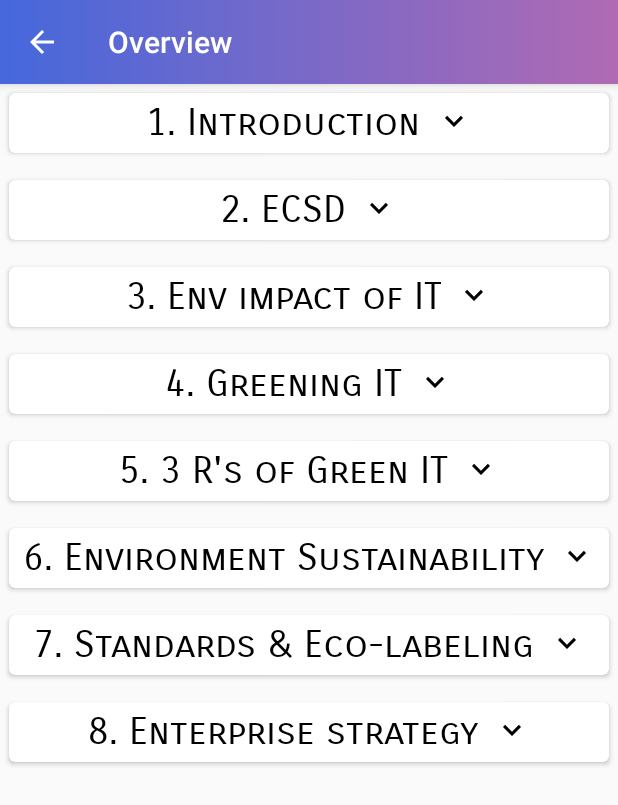
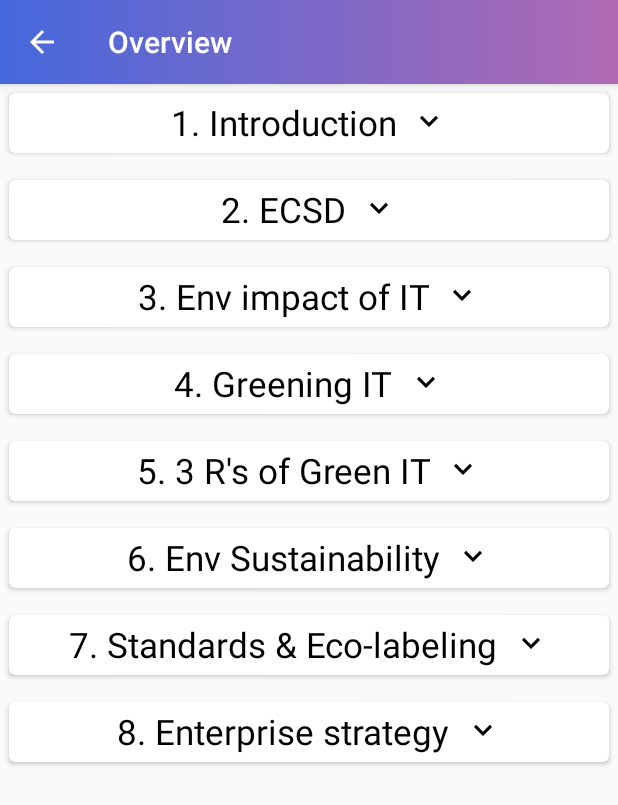
Before and after one commit to mrpascal1/EduHub, an Android app: the GreenItOverviewActivity screen opened directly, with no data from a screen before it, on a phone screen of 412 x 824 dp. Shown: the top 805 px of the screen. Run offline under Robolectric (Android 15) with nearby library versions, the phone set to English and light mode, and no system bars; our stand-ins replace Firebase (no records; nobody signed in at launch, a user with empty details on screens opened directly); Roboto replaces fonts that are not available here.

Commit message:
Font changed for Linux and Green Tech

```diff
--- a/app/src/main/res/layout/activity_green_it_overview.xml
+++ b/app/src/main/res/layout/activity_green_it_overview.xml
@@ -31,9 +31,8 @@
                     android:layout_width="wrap_content"
                     android:layout_height="wrap_content"
                     android:text="1. Introduction"
-                    android:fontFamily="sans-serif-smallcaps"
                     android:textColor="@color/black"
-                    android:textSize="25sp"
+                    android:textSize="23sp"
                     android:textAlignment="center"
                     android:layout_gravity="center"
                     android:drawableEnd="@drawable/ic_arrow_down"
@@ -82,9 +81,8 @@
                     android:layout_width="wrap_content"
                     android:layout_height="wrap_content"
                     android:text="2. ECSD"
-                    android:fontFamily="sans-serif-smallcaps"
                     android:textColor="@color/black"
-                    android:textSize="25sp"
+                    android:textSize="23sp"
                     android:textAlignment="center"
                     android:layout_gravity="center"
                     android:drawableEnd="@drawable/ic_arrow_down"
@@ -132,9 +130,8 @@
                     android:layout_width="wrap_content"
                     android:layout_height="wrap_content"
                     android:text="3. Env impact of IT"
-                    android:fontFamily="sans-serif-smallcaps"
                     android:textColor="@color/black"
-                    android:textSize="25sp"
+                    android:textSize="23sp"
                     android:textAlignment="center"
                     android:layout_gravity="center"
                     android:drawableEnd="@drawable/ic_arrow_down"
@@ -183,9 +180,8 @@
                     android:layout_width="wrap_content"
                     android:layout_height="wrap_content"
                     android:text="4. Greening IT"
-                    android:fontFamily="sans-serif-smallcaps"
                     android:textColor="@color/black"
-                    android:textSize="25sp"
+                    android:textSize="23sp"
                     android:textAlignment="center"
                     android:layout_gravity="center"
                     android:drawableEnd="@drawable/ic_arrow_down"
@@ -234,9 +230,8 @@
                     android:layout_width="wrap_content"
                     android:layout_height="wrap_content"
                     android:text="5. 3 R's of Green IT"
-                    android:fontFamily="sans-serif-smallcaps"
                     android:textColor="@color/black"
-                    android:textSize="25sp"
+                    android:textSize="23sp"
                     android:textAlignment="center"
                     android:layout_gravity="center"
                     android:drawableEnd="@drawable/ic_arrow_down"
@@ -283,10 +278,9 @@
                     android:id="@+id/sixthArrow"
                     android:layout_width="wrap_content"
                     android:layout_height="wrap_content"
-                    android:text="6. Environment Sustainability"
-                    android:fontFamily="sans-serif-smallcaps"
+                    android:text="6. Env Sustainability"
                     android:textColor="@color/black"
-                    android:textSize="25sp"
+                    android:textSize="23sp"
                     android:textAlignment="center"
                     android:layout_gravity="center"
                     android:drawableEnd="@drawable/ic_arrow_down"
@@ -334,9 +328,8 @@
                     android:layout_width="wrap_content"
                     android:layout_height="wrap_content"
                     android:text="7. Standards &amp; Eco-labeling"
-                    android:fontFamily="sans-serif-smallcaps"
                     android:textColor="@color/black"
-                    android:textSize="25sp"
+                    android:textSize="23sp"
                     android:textAlignment="center"
                     android:layout_gravity="center"
                     android:drawableEnd="@drawable/ic_arrow_down"
@@ -384,9 +377,8 @@
                     android:layout_width="wrap_content"
                     android:layout_height="wrap_content"
                     android:text="8. Enterprise strategy"
-                    android:fontFamily="sans-serif-smallcaps"
                     android:textColor="@color/black"
-                    android:textSize="25sp"
+                    android:textSize="23sp"
                     android:textAlignment="center"
                     android:layout_gravity="center"
                     android:drawableEnd="@drawable/ic_arrow_down"
```
Also changed, not shown: app/src/main/res/layout/activity_linux_basic_shell_script.xml (+9 -17 lines), app/src/main/res/layout/activity_linux_command_line.xml (+6 -12 lines), app/src/main/res/layout/activity_linux_documentation.xml (+3 -6 lines), app/src/main/res/layout/activity_linux_file_operations.xml (+5 -10 lines), app/src/main/res/layout/activity_linux_graphical_desktop.xml (+3 -6 lines), app/src/main/res/layout/activity_linux_intro.xml (+11 -21 lines), app/src/main/res/layout/activity_linux_networking.xml (+7 -14 lines), app/src/main/res/layout/activity_linux_security.xml (+5 -10 lines), app/src/main/res/layout/activity_linux_structure.xml (+9 -18 lines).
